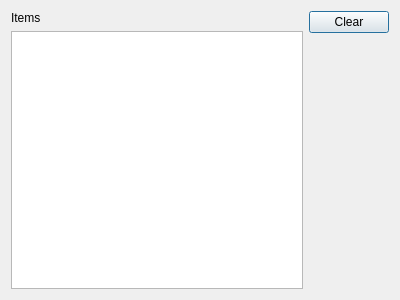
WohlSoft/Moondust-Project, file Editor/tileset_configure_dialog/tilesetconfiguredialog.ui: the form before one commit.
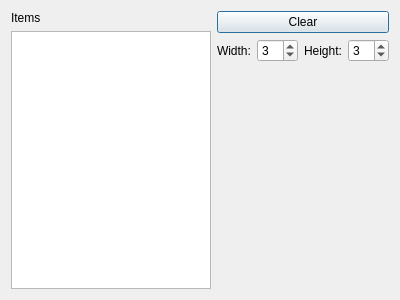
The form after the commit.

What changed in the file:
```diff
--- a/Editor/tileset_configure_dialog/tilesetconfiguredialog.ui
+++ b/Editor/tileset_configure_dialog/tilesetconfiguredialog.ui
@@ -26,7 +26,47 @@
    </item>
    <item row="0" column="1" rowspan="2">
     <layout class="QGridLayout" name="tilesetLayoutContainer">
+     <item row="1" column="2">
+      <widget class="QLabel" name="label_height">
+       <property name="text">
+        <string>Height:</string>
+       </property>
+      </widget>
+     </item>
      <item row="1" column="0">
+      <widget class="QLabel" name="label_width">
+       <property name="text">
+        <string>Width:</string>
+       </property>
+      </widget>
+     </item>
+     <item row="1" column="1">
+      <widget class="QSpinBox" name="spin_width">
+       <property name="minimum">
+        <number>2</number>
+       </property>
+       <property name="maximum">
+        <number>10</number>
+       </property>
+       <property name="value">
+        <number>3</number>
+       </property>
+      </widget>
+     </item>
+     <item row="1" column="3">
+      <widget class="QSpinBox" name="spin_height">
+       <property name="minimum">
+        <number>2</number>
+       </property>
+       <property name="maximum">
+        <number>10</number>
+       </property>
+       <property name="value">
+        <number>3</number>
+       </property>
+      </widget>
+     </item>
+     <item row="2" column="0" colspan="4">
       <layout class="QVBoxLayout" name="tilesetLayoutWidgetContainer">
        <item>
         <spacer name="verticalSpacer">
@@ -43,7 +83,7 @@
        </item>
       </layout>
      </item>
-     <item row="0" column="0">
+     <item row="0" column="0" colspan="4">
       <widget class="QPushButton" name="pushButton">
        <property name="text">
         <string>Clear</string>
```
Left out of the diff: 20 changed lines with no effect on the pictures.
